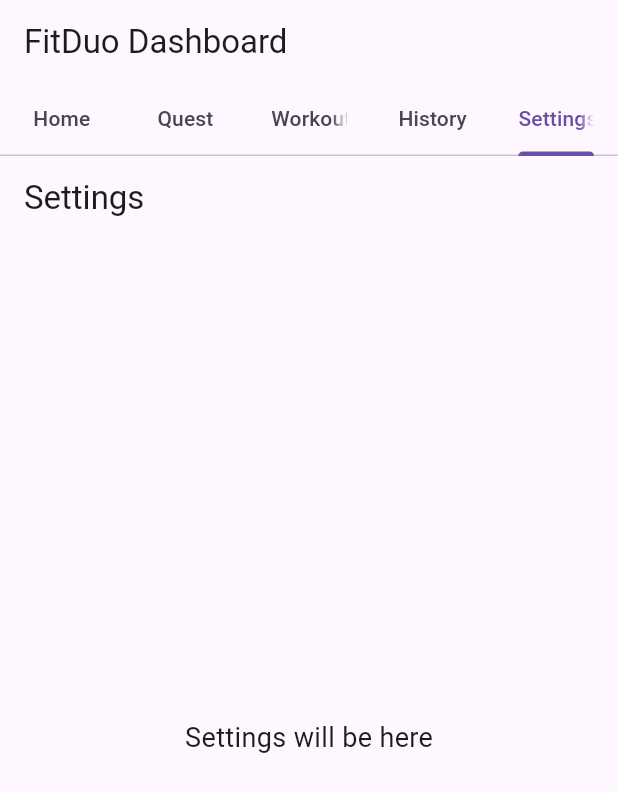
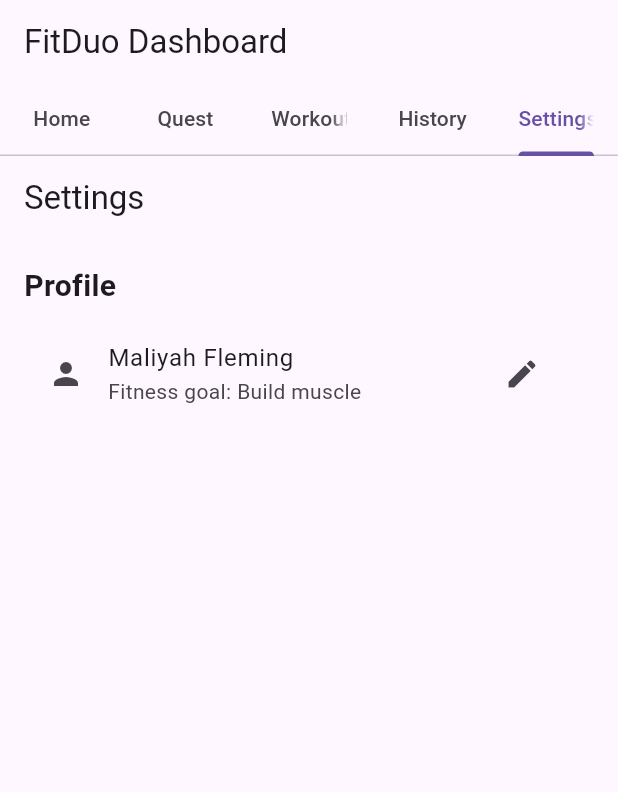
Before and after one commit to boizura/FitDuo, a Flutter app: the screen it shows after launch, tab 5 chosen, on a phone screen of 412 x 824 dp. Shown: the top 792 px of the screen. Run offline on Flutter 3.47's test engine with Material 3 defaults, Android fonts, the light colour scheme and no system bars.

Commit message:
added profile

```diff
--- a/lib/screens/home_screen.dart
+++ b/lib/screens/home_screen.dart
@@ -41,7 +41,7 @@
           Center(child: QuestScreen()),
           Center(child: ExerciseLibraryScreen()),
           Center(child: ProgressTrackerScreen()),
-          Center(child: SettingsScreens()),
+          Center(child: SettingsScreen()),
         ],
       ),
     );
--- a/lib/screens/settings_screens.dart
+++ b/lib/screens/settings_screens.dart
@@ -1,7 +1,18 @@
 import 'package:flutter/material.dart';
 
-class SettingsScreens extends StatelessWidget {
-  const SettingsScreens({super.key});
+
+class SettingsScreen extends StatefulWidget {
+  const SettingsScreen({super.key});
+
+  @override
+  State<SettingsScreen> createState() => _SettingsScreenState();
+}
+
+class _SettingsScreenState extends State<SettingsScreen> {
+
+
+String userName = "Maliyah Fleming";
+String fitnessGoal = "Build muscle";
 
   @override
   Widget build(BuildContext context) {
@@ -9,10 +20,25 @@
       appBar: AppBar(
         title: const Text('Settings'),
       ),
-      body: const Center(
-        child: Text(
-          'Settings will be here',
-          style: TextStyle(fontSize: 18),
+      body: Padding(
+        padding: const EdgeInsets.all(16.0),
+        child: ListView(
+          children: [
+            // profile
+            const Text("Profile", style: TextStyle(fontSize: 20,fontWeight: FontWeight.bold)),
+            const SizedBox(height: 8),
+            ListTile(
+              leading: const Icon(Icons.person),
+              title: Text(userName),
+              subtitle: Text("Fitness goal: $fitnessGoal"),
+              trailing: IconButton(
+                icon: const Icon(Icons.edit),
+                onPressed: () {
+
+                },
+                ),
+            )
+          ]
 
         ),
       ),
```
